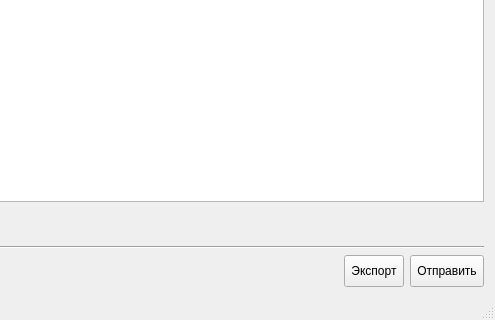
molotov-dmitry/work-report, file mainwindow.ui: the form before one commit; both pictures show x 337 to 832 and y 255 to 575 of the 832 by 575 pixel window.
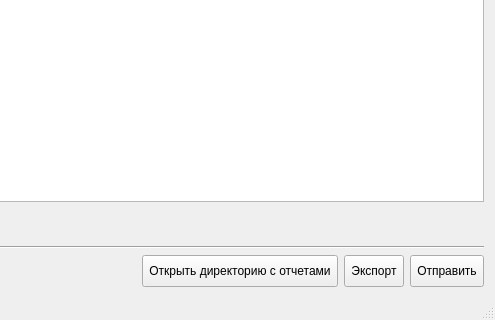
The form after the commit. Icons and pictures are not drawn.

Commit message: Added byte order mark to report file; Added "Open report directory" button.

```diff
--- a/mainwindow.ui
+++ b/mainwindow.ui
@@ -218,6 +218,25 @@
         </property>
        </spacer>
       </item>
+      <item>
+       <widget class="QToolButton" name="buttonOpenReportDir">
+        <property name="minimumSize">
+         <size>
+          <width>0</width>
+          <height>32</height>
+         </size>
+        </property>
+        <property name="text">
+         <string>Открыть директорию с отчетами</string>
+        </property>
+        <property name="icon">
+         <iconset theme="folder"/>
+        </property>
+        <property name="toolButtonStyle">
+         <enum>Qt::ToolButtonTextBesideIcon</enum>
+        </property>
+       </widget>
+      </item>
       <item>
        <widget class="QToolButton" name="buttonExport">
         <property name="minimumSize">
```
The commit also changes 2 other files.
